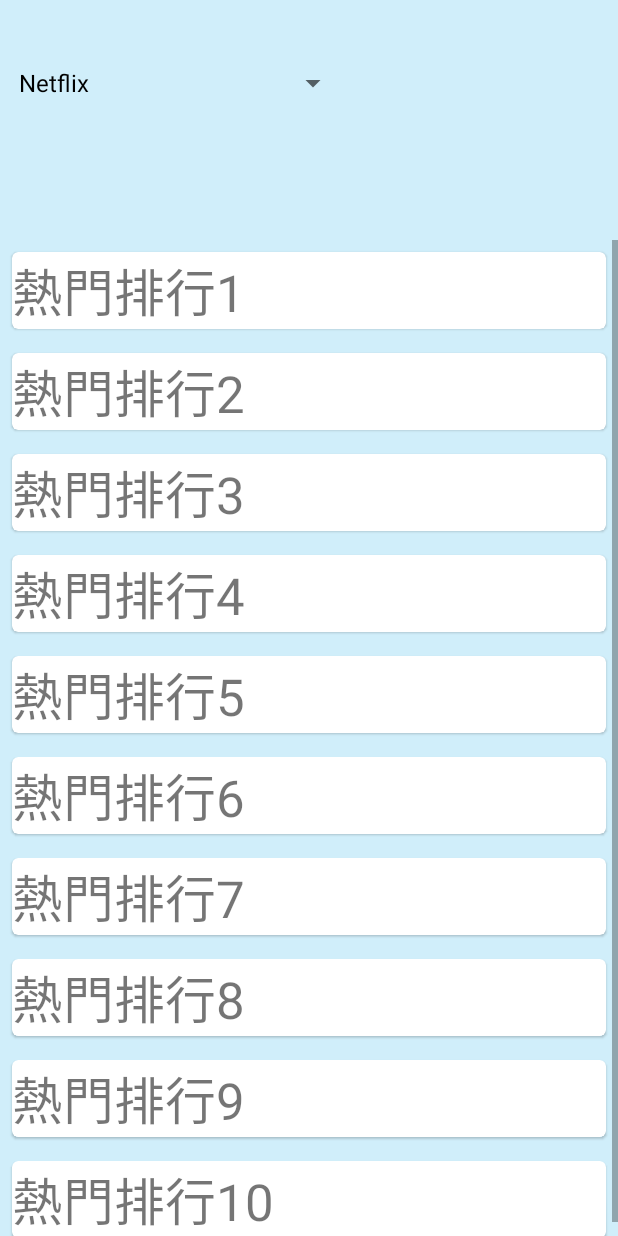
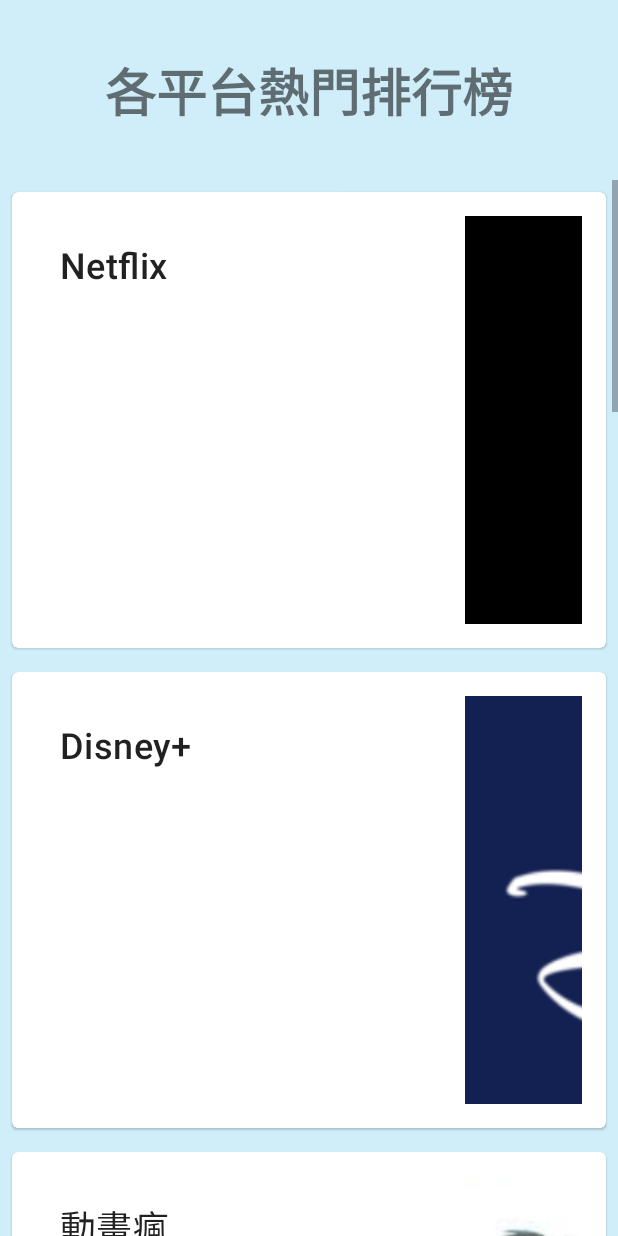
Before and after one commit to FJU-TeamA06/OTT_Search, an Android app: the HitActivity screen opened directly, with no data from a screen before it, on a phone screen of 412 x 824 dp. Run offline under Robolectric (Android 15) with nearby library versions, the phone set to English and light mode, and no system bars.

Commit message:
熱門完成(各平台熱門)

```diff
--- a/app/src/main/java/com/fjuTeam15/ottsearch/Datalist.kt
+++ b/app/src/main/java/com/fjuTeam15/ottsearch/Datalist.kt
@@ -15,7 +15,12 @@
             Item(R.string.text2, R.drawable.img_1),
             Item(R.string.text3, R.drawable.pos2),
             Item(R.string.text4, R.drawable.pos3),
-            Item(R.string.text5, R.drawable.pos4)
+            Item(R.string.text5, R.drawable.pos4),
+            Item(R.string.text6, R.drawable.ilinetv),
+            Item(R.string.text7, R.drawable.ikktv),
+            Item(R.string.text8, R.drawable.ibilib),
+            Item(R.string.text9, R.drawable.iamazon1),
+            Item(R.string.text14, R.drawable.iq)
         )
     }
 }
--- a/app/src/main/java/com/fjuTeam15/ottsearch/HitActivity.kt
+++ b/app/src/main/java/com/fjuTeam15/ottsearch/HitActivity.kt
@@ -1,11 +1,6 @@
 package com.fjuTeam15.ottsearch
 
 import android.os.Bundle
-import android.widget.ArrayAdapter
-import android.widget.Spinner
-import android.widget.AdapterView
-import android.view.View
-import android.widget.Toast
 import androidx.appcompat.app.AppCompatActivity
 import androidx.recyclerview.widget.RecyclerView
 
@@ -14,22 +9,11 @@
         super.onCreate(savedInstanceState)
         setContentView(R.layout.activity_hit)
         title = "熱門"
-        val spinner1 = findViewById<Spinner>(R.id.spinnerHIT)
-        val adapter = ArrayAdapter.createFromResource(this, R.array.HIT, android.R.layout.simple_spinner_dropdown_item)
-        spinner1.adapter = adapter
-        spinner1.onItemSelectedListener = object : AdapterView.OnItemSelectedListener {
-            override fun onItemSelected(parent: AdapterView<*>, view: View, position: Int, id: Long) {
-                Toast.makeText(this@HitActivity, spinner1.getItemAtPosition(position).toString(), Toast.LENGTH_SHORT).show()
-            } // to close the onItemSelected
 
-            override fun onNothingSelected(parent: AdapterView<*>) {
-
-            }
-        }
-        val myDataset2 = Datalist2().hitList()
+        val myDataset1 = Datalist().itemList()
 
         val recyclerView = findViewById<RecyclerView>(R.id.rr1)
-        recyclerView.adapter = Adapter2(this, myDataset2)
+        recyclerView.adapter = Adapter1(this, myDataset1)
 
         // Use this setting to improve performance if you know that changes
         // in content do not change the layout size of the RecyclerView
--- a/app/src/main/res/layout/activity_hit.xml
+++ b/app/src/main/res/layout/activity_hit.xml
@@ -7,24 +7,24 @@
     android:background="@color/background_blue"
     tools:context=".HitActivity">
 
-    <Spinner
-        android:id="@+id/spinnerHIT"
-        android:layout_width="228dp"
-        android:layout_height="83dp"
-        android:layout_marginTop="11dp"
-        android:contentDescription="@string/a"
-        android:minHeight="48dp"
-        app:layout_constraintBottom_toBottomOf="parent"
+
+    <TextView
+        android:id="@+id/textView"
+        android:layout_width="wrap_content"
+        android:layout_height="wrap_content"
+        android:text="@string/Hit_introduce"
+        android:textSize="34sp"
+        android:textStyle="bold"
+        app:layout_constraintBottom_toTopOf="@+id/frameLayout"
         app:layout_constraintEnd_toEndOf="parent"
-        app:layout_constraintHorizontal_bias="0.027"
         app:layout_constraintStart_toStartOf="parent"
-        app:layout_constraintTop_toTopOf="parent"
-        app:layout_constraintVertical_bias="0.004" />
+        app:layout_constraintTop_toTopOf="parent" />
 
     <FrameLayout
+        android:id="@+id/frameLayout"
         android:layout_width="match_parent"
         android:layout_height="match_parent"
-        android:layout_marginTop="160dp"
+        android:layout_marginTop="120dp"
         app:layout_constraintBottom_toBottomOf="parent"
         app:layout_constraintEnd_toEndOf="parent"
         app:layout_constraintStart_toStartOf="parent"
--- a/app/src/main/res/layout/list_item.xml
+++ b/app/src/main/res/layout/list_item.xml
@@ -7,22 +7,22 @@
     <LinearLayout
         android:id="@+id/l1"
         android:layout_width="match_parent"
-    android:layout_height="wrap_content"
-    android:orientation="vertical"
+        android:layout_height="match_parent"
+        android:orientation="horizontal"
         android:padding="16dp">
 
         <TextView
             android:id="@+id/text10"
-        android:layout_width="match_parent"
-        android:layout_height="114dp"
+            android:layout_width="286dp"
+            android:layout_height="179dp"
             android:padding="16dp"
             android:textAppearance="?attr/textAppearanceHeadline6"
-        android:textSize="20sp" />
+            android:textSize="24sp" />
 
         <ImageView
             android:id="@+id/item_image"
-        android:layout_width="match_parent"
-        android:layout_height="400dp"
+            android:layout_width="469dp"
+            android:layout_height="272dp"
             android:importantForAccessibility="no"
             android:scaleType="centerCrop" />
 
--- a/app/src/main/res/values/strings.xml
+++ b/app/src/main/res/values/strings.xml
@@ -9,6 +9,7 @@
     <string name="SearchBoxHintText">請在此輸入</string>
     <string name="a">選擇</string>
     <string name="vsearch">V-SEARCH</string>
+
     <string-array name="OTTs">
         <item>ALL</item>
         <item>Netflix</item>
@@ -17,12 +18,21 @@
         <item>Friday影音</item>
         <item>Google Play Movie</item>
     </string-array>
+
     <string-array name="HIT">
         <item>Netflix</item>
         <item>Disney+</item>
         <item>動畫瘋</item>
         <item>Friday影音</item>
+        <item>Line TV</item>
+        <item>KKTV</item>
+        <item>BiliBili</item>
         <item>Google Play Movie</item>
+        <item>Amazon Prime Video</item>
+        <item>iTunes</item>
+        <item>Gimy 劇迷</item>
+        <item>楓林網</item>
+        <item>Zee5(印度平台)</item>
     </string-array>
 
     <string name="OTTSearch1">item</string>
@@ -31,6 +41,17 @@
     <string name="text3">動畫瘋</string>
     <string name="text4">Friday影音</string>
     <string name="text5">Google Play Movie</string>
+    <string name="text6">Line TV</string>
+    <string name="text7">KKTV</string>
+    <string name="text8">BiliBili</string>
+    <string name="text9">Amazon Prime Video</string>
+    <string name="text10">iTunes</string>
+    <string name="text11">Gimy 劇迷</string>
+    <string name="text12">楓林網</string>
+    <string name="text13">Zee5(印度平台)</string>
+    <string name="text14">愛奇藝</string>
+
+    <string name="Hit_introduce">各平台熱門排行榜</string>
 
     <string name="hit1">熱門排行1</string>
     <string name="hit2">熱門排行2</string>
```
Also changed, not shown: app/src/main/java/com/fjuTeam15/ottsearch/Adapter1.kt (+42 -0 lines), app/src/main/res/drawable-v24/ibilib.png (added), app/src/main/res/drawable-v24/iq.png (added), app/src/main/res/drawable/iamazon1.png (added), app/src/main/res/drawable/ikktv.png (added), app/src/main/res/drawable/ilinetv.jpg (added). Lines whose indentation alone changed are shown as unchanged.
